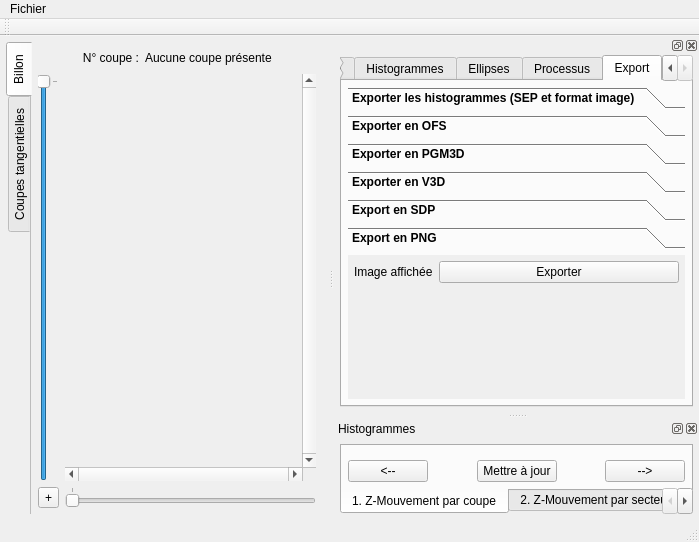
Qt form ui/mainwindow.ui (akrah/TKDetection) before a commit.
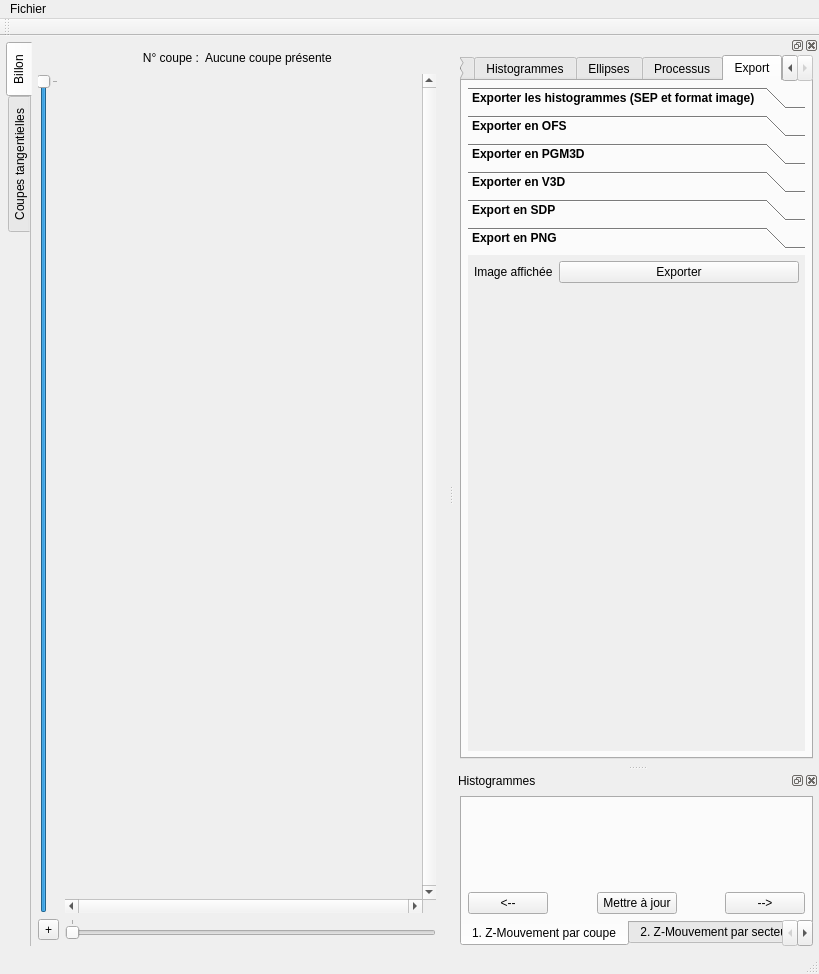
The same form after that commit. The open tabs and pages were chosen to show the change. Custom widgets are drawn as their Qt base class.

What changed in the file:
```diff
--- a/ui/mainwindow.ui
+++ b/ui/mainwindow.ui
@@ -6,8 +6,8 @@
    <rect>
     <x>0</x>
     <y>0</y>
-    <width>699</width>
-    <height>542</height>
+    <width>819</width>
+    <height>974</height>
    </rect>
   </property>
   <property name="windowTitle">
@@ -286,8 +286,8 @@
     <rect>
      <x>0</x>
      <y>0</y>
-     <width>699</width>
-     <height>25</height>
+     <width>819</width>
+     <height>24</height>
     </rect>
    </property>
    <widget class="QMenu" name="menuFichier">
@@ -2847,8 +2847,8 @@
              <rect>
               <x>0</x>
               <y>0</y>
-              <width>339</width>
-              <height>71</height>
+              <width>461</width>
+              <height>70</height>
              </rect>
             </property>
             <attribute name="label">
```
Left out of the diff: 74 changed lines with no effect on the pictures.
